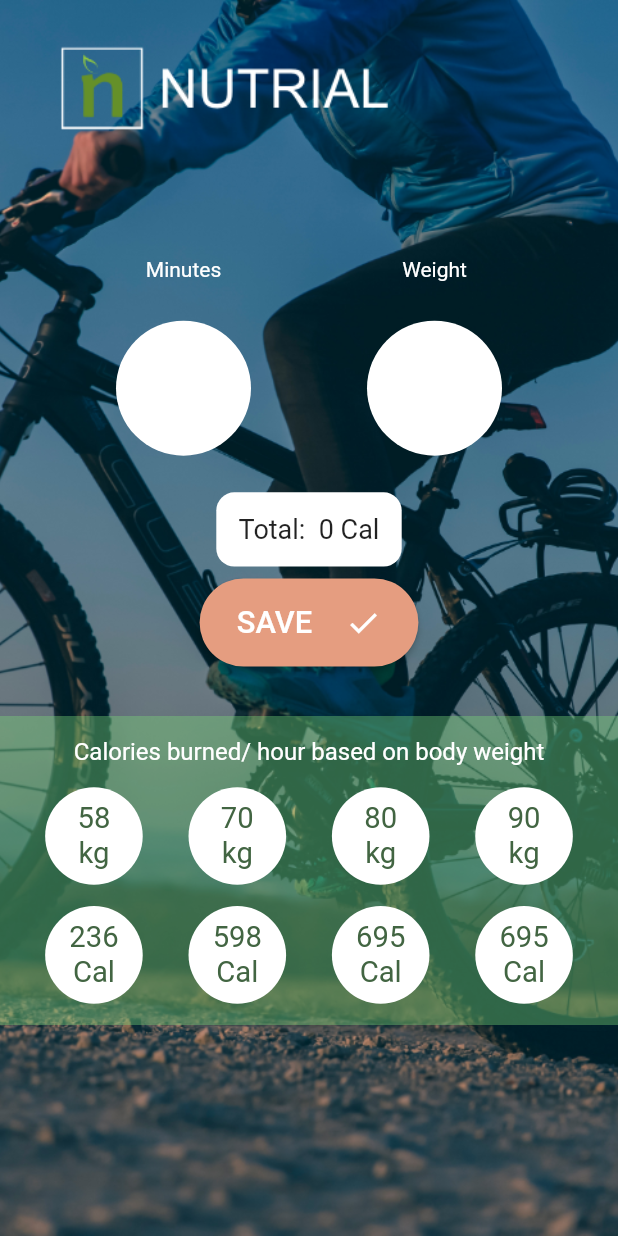
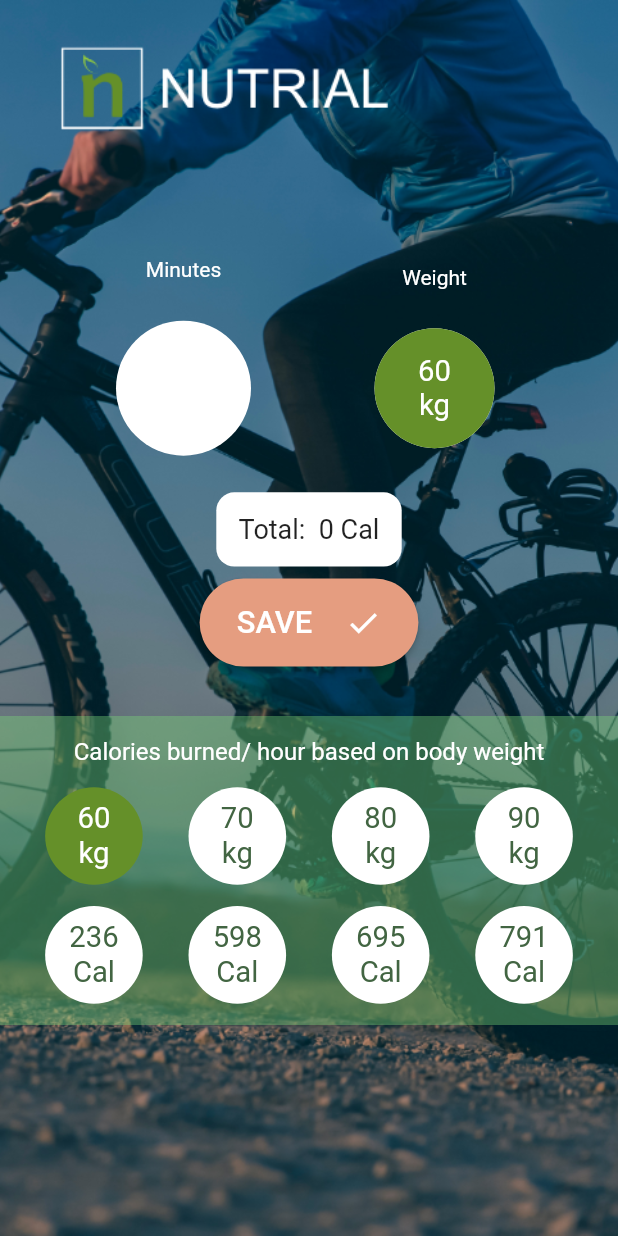
Before and after one commit to mohmdramadn/nutrial, a Flutter app: the _Body screen opened directly, after a tap on "Cycling, mountain bike, bmx", on a phone screen of 412 x 824 dp. Run offline on Flutter 3.47's test engine with Material 2 defaults, Android fonts, the phone set to English and light mode, and no system bars; our stand-ins replace cloud_firestore, dotted_line, firebase_auth, firebase_core, flutter_screenutil, get and 3 more; accounts and stored records are empty.

Commit message:
Added cardio calculations

```diff
--- a/lib/constants/constant_strings.dart
+++ b/lib/constants/constant_strings.dart
@@ -21,10 +21,10 @@ class Calories{
   static const String twoHundredAndThirtySix = '236\nCal';
   static const String fiveHundredAndNinetyEight = '598\nCal';
   static const String sixHundredAndNinetyFive = '695\nCal';
-  static const String sevenHundredAndNinetyOne = '695\nCal';
+  static const String sevenHundredAndNinetyOne = '791\nCal';
 }
 class Kilograms{
-  static const String fiftyEight = '58\nkg';
+  static const String sixty = '60\nkg';
   static const String seventy = '70\nkg';
   static const String eighty = '80\nkg';
   static const String ninety = '90\nkg';
--- a/lib/screens/cardio_exercise/cardio_exercise_screen.dart
+++ b/lib/screens/cardio_exercise/cardio_exercise_screen.dart
@@ -164,6 +164,8 @@ class _TotalCalories extends StatelessWidget {
 
   @override
   Widget build(BuildContext context) {
+    var totalCalories =
+        context.select((CardioExerciseViewModel vm) => vm.totalCalories);
     return Container(
       width: size.width * 0.30,
       height: size.height * 0.06,
@@ -172,7 +174,7 @@ class _TotalCalories extends StatelessWidget {
           color: Colors.white, borderRadius: BorderRadius.circular(12)),
       child: Center(
           child: Text(
-        '${S.of(context).total}:  0 ${S.of(context).cal}',
+        '${S.of(context).total}:  ${totalCalories ?? 0} ${S.of(context).cal}',
         style: const TextStyle(fontSize: 18),
       )),
     );
@@ -208,7 +210,7 @@ class _KiloGrams extends StatelessWidget {
     return Row(
       mainAxisAlignment: MainAxisAlignment.spaceEvenly,
       children: const [
-        _CircularBox(title: Kilograms.fiftyEight),
+        _CircularBox(title: Kilograms.sixty),
         _CircularBox(title: Kilograms.seventy),
         _CircularBox(title: Kilograms.eighty),
         _CircularBox(title: Kilograms.ninety),
@@ -226,19 +228,31 @@ class _CircularBox extends StatelessWidget {
 
   @override
   Widget build(BuildContext context) {
-    return Container(
+    var selectedWeight =
+        context.select((CardioExerciseViewModel vm) => vm.selectedWeight);
+    return InkWell(
+      onTap: () =>
+          context.read<CardioExerciseViewModel>().setSelectedWeight(title),
+      child: Container(
         width: 60.w,
         height: 60.h,
-      decoration: const BoxDecoration(
+        decoration: BoxDecoration(
           shape: BoxShape.circle,
-        color: Colors.white,
+          color:
+              selectedWeight == title ? AppColors.floatingButton : Colors.white,
         ),
         child: Center(
             child: Text(
           title,
           textAlign: TextAlign.center,
-        style: TextStyle(fontSize: 18.sp, color: AppColors.primaryDarkColor),
+          style: TextStyle(
+            fontSize: 18.sp,
+            color: selectedWeight == title
+                ? Colors.white
+                : AppColors.primaryDarkColor,
+          ),
         )),
+      ),
     );
   }
 }
@@ -297,6 +311,8 @@ class _BodyWeight extends StatelessWidget {
 
   @override
   Widget build(BuildContext context) {
+    var selectedWeight =
+        context.select((CardioExerciseViewModel vm) => vm.selectedWeight);
     return Column(
       mainAxisAlignment: MainAxisAlignment.spaceEvenly,
       children: [
@@ -309,18 +325,10 @@ class _BodyWeight extends StatelessWidget {
         ),
         Container(
           width: 90,
-          height: 90,
+          height: 80,
           decoration:
               const BoxDecoration(color: Colors.white, shape: BoxShape.circle),
-          child: Center(
-            child: TextField(
-              keyboardType: TextInputType.number,
-              decoration: const InputDecoration(
-                  border: InputBorder.none,
-                  contentPadding: EdgeInsets.only(left: 20, right: 20)),
-              onChanged: (weight) {},
-            ),
-          ),
+          child: _CircularBox(title: selectedWeight ?? ''),
         )
       ],
     );
@@ -334,6 +342,8 @@ class _Minutes extends StatelessWidget {
 
   @override
   Widget build(BuildContext context) {
+    var controller =
+        context.select((CardioExerciseViewModel vm) => vm.minutesController);
     return Column(
       mainAxisAlignment: MainAxisAlignment.spaceEvenly,
       children: [
@@ -351,11 +361,14 @@ class _Minutes extends StatelessWidget {
               const BoxDecoration(color: Colors.white, shape: BoxShape.circle),
           child: Center(
             child: TextField(
+              controller: controller,
               keyboardType: TextInputType.number,
               decoration: const InputDecoration(
                   border: InputBorder.none,
                   contentPadding: EdgeInsets.only(left: 20, right: 20)),
-              onChanged: (weight) {},
+              onChanged: (min) => context
+                  .read<CardioExerciseViewModel>()
+                  .onMinutesChangedAction(min),
             ),
           ),
         )
--- a/lib/screens/cardio_exercise/cardio_exercise_view_model.dart
+++ b/lib/screens/cardio_exercise/cardio_exercise_view_model.dart
@@ -1,8 +1,8 @@
 import 'package:flutter/cupertino.dart';
+import 'package:nutrial/constants/constant_strings.dart';
 
 class CardioExerciseViewModel extends ChangeNotifier{
   TextEditingController minutesController = TextEditingController();
-  TextEditingController weightController = TextEditingController();
 
   bool _isLoading = false;
   bool get isLoading => _isLoading;
@@ -17,4 +17,36 @@ class CardioExerciseViewModel extends ChangeNotifier{
     _isSuccess = value;
     notifyListeners();
   }
+
+  String? _selectedWeight = Kilograms.sixty;
+  String? get selectedWeight => _selectedWeight;
+  void setSelectedWeight(String weight){
+    _selectedWeight = weight;
+    onMinutesChangedAction(minutesController.text);
+    notifyListeners();
+  }
+
+  Map<int, String> weightCaloriesMap = {
+    60:Calories.twoHundredAndThirtySix,
+    70:Calories.fiveHundredAndNinetyEight,
+    80:Calories.sixHundredAndNinetyFive,
+    90:Calories.sevenHundredAndNinetyOne,
+  };
+
+  String? _totalCalories;
+  String? get totalCalories => _totalCalories;
+
+  void onMinutesChangedAction(String minutes) {
+    if (minutesController.text == '' || minutes == '') return;
+    var minutesInt = int.tryParse(minutes.replaceAll(RegExp(r'[^0-9]'), ''));
+    var weight =
+        int.tryParse(_selectedWeight!.replaceAll(RegExp(r'[^0-9]'), ''));
+    var caloriesValue = weightCaloriesMap.entries
+        .firstWhere((entry) => entry.key == weight)
+        .value.replaceAll(RegExp(r'[^0-9]'), '');
+    var calories = int.tryParse(caloriesValue);
+    _totalCalories =
+        ((minutesInt! * calories!) / minutesInt).round().toString();
+    notifyListeners();
+  }
 }
```
Lines whose indentation alone changed are shown as unchanged.
